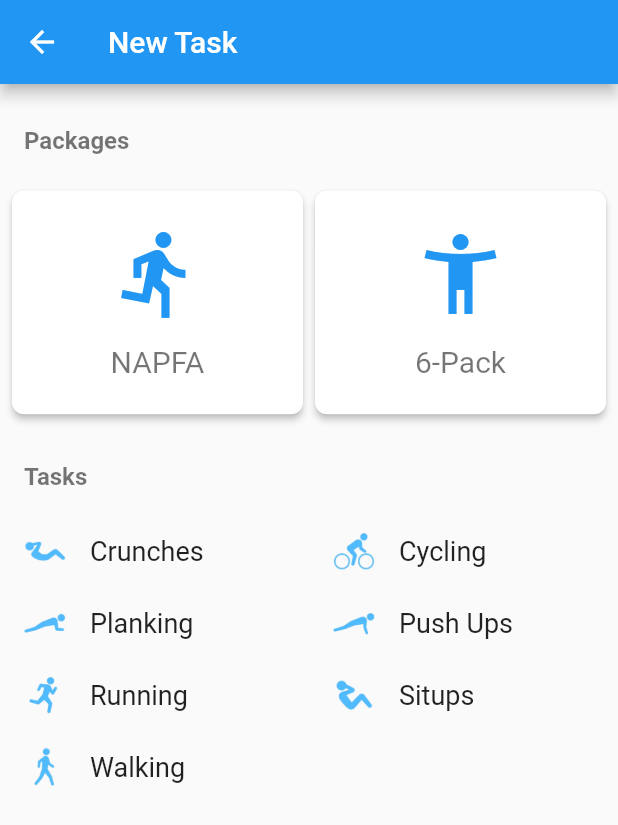
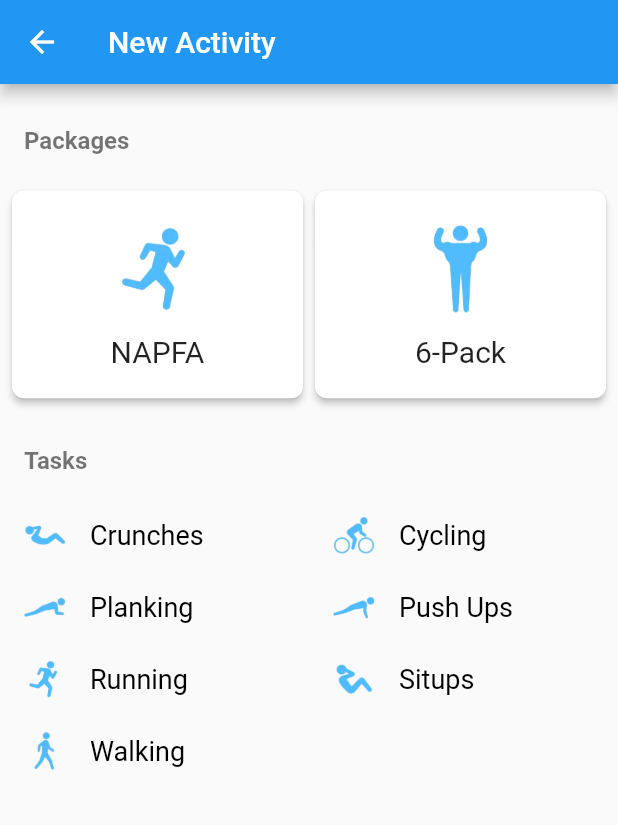
Before and after one commit to CZX123/Fit, a Flutter app: the screen it shows after launch, after a tap on the "add" icon, on a phone screen of 412 x 824 dp. Shown: the top 825 px of the screen. Run offline on Flutter 3.47's test engine with Material 2 defaults, Android fonts, the phone set to English and light mode, and no system bars.

Commit message:
added activity icons

```diff
--- a/lib/main.dart
+++ b/lib/main.dart
@@ -127,7 +127,7 @@ class _MyHomePageState extends State<MyHomePage> {
               ),
             ),
             new SliverPadding(
-              padding: new EdgeInsets.all(8.0),
+              padding: new EdgeInsets.fromLTRB(8.0, 8.0, 8.0, 24.0),
               sliver: new SliverGrid.count(
                 crossAxisCount: (orientation == Orientation.portrait) ? 2 : 3,
                 mainAxisSpacing: 8.0,
@@ -236,7 +236,7 @@ class Activity extends StatelessWidget {
               textAlign: TextAlign.center,
               style: new TextStyle(
                 color: Colors.black87,
-                fontSize: 24.0,
+                fontSize: 20.0,
                 fontWeight: FontWeight.w500,
                 ),
             ),
--- a/lib/newTask.dart
+++ b/lib/newTask.dart
@@ -101,7 +101,6 @@ class Package extends StatelessWidget {
               name,
               textAlign: TextAlign.center,
               style: new TextStyle(
-                color: Colors.black54,
                 fontSize: 20.0,
                 fontWeight: FontWeight.w400,
                 ),
@@ -151,8 +150,9 @@ class Task extends StatelessWidget {
               child: new Text(
                 name,
                 style: new TextStyle(
+                  color: Colors.black,
                   fontSize: 18.0,
-                  fontWeight: FontWeight.normal,
+                  fontWeight: FontWeight.w400,
                 ),
               ),
             ),
@@ -169,7 +169,7 @@ class NewTaskScreen extends StatelessWidget {
     final Orientation orientation = MediaQuery.of(context).orientation;
     return new Scaffold(
       appBar: new AppBar(
-        title: new Text('New Task'),
+        title: new Text('New Activity'),
       ),
       body: new CustomScrollView(
         slivers: <Widget>[
@@ -190,17 +190,17 @@ class NewTaskScreen extends StatelessWidget {
             padding: new EdgeInsets.all(8.0),
             sliver: new SliverGrid.count(
               crossAxisCount: (orientation == Orientation.portrait) ? 2 : 3,
-              childAspectRatio: 1.3,
+              childAspectRatio: (orientation == Orientation.portrait) ? 1.4 : 1.6,
               crossAxisSpacing: 8.0,
               mainAxisSpacing: 8.0,
               children: <Widget>[
                 new Package(
-                  icon: new Icon(Icons.directions_run),
+                  image: new AssetImage('assets/icons/running.webp'),
                   name: 'NAPFA',
                   onPressed: () {},
                 ),
                 new Package(
-                  icon: new Icon(Icons.accessibility_new),
+                  image: new AssetImage('assets/icons/6-pack.webp'),
                   name: '6-Pack',
                   onPressed: () {},
                 ),
@@ -220,7 +220,9 @@ class NewTaskScreen extends StatelessWidget {
               ),
             ),
           ),
-          new SliverGrid(
+          new SliverPadding(
+            padding: new EdgeInsets.only(bottom: 32.0),
+            sliver: new SliverGrid(
               delegate: new SliverChildListDelegate(
                 <Widget>[
                   new Task(
@@ -265,6 +267,7 @@ class NewTaskScreen extends StatelessWidget {
                 mainAxisLength: 48.0
               ),
             ),
+          ),
         ],
       ),
     );
```
Also changed, not shown: lib/settings.dart (+10 -0 lines), 1 other file. Lines whose indentation alone changed are shown as unchanged.
